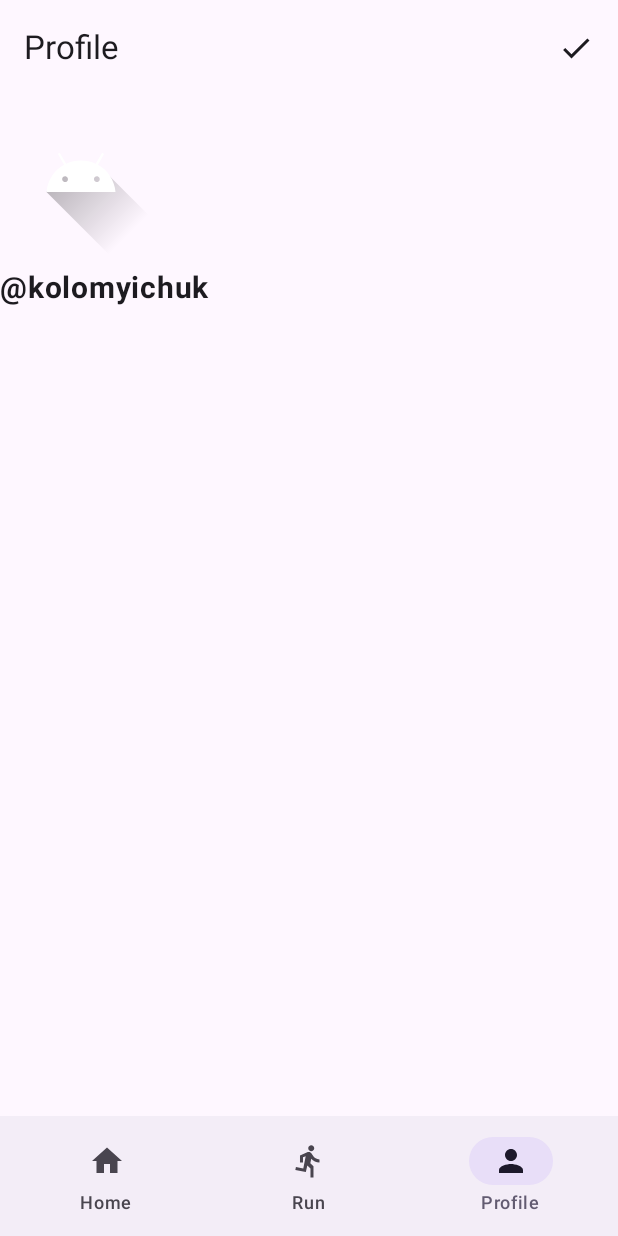
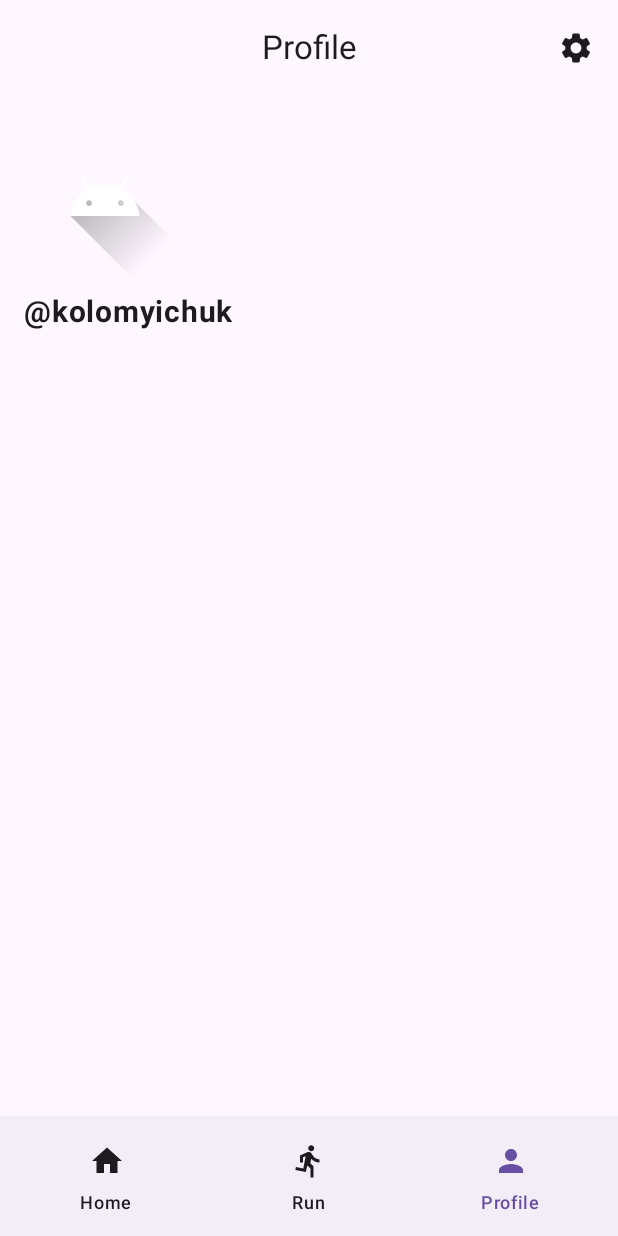
Before and after one commit to kolomyichuk/Runly, an Android app built with Jetpack Compose: the screen it shows after launch (MainActivity), item 3 of the bottom bar chosen, on a phone screen of 412 x 824 dp. Run offline under Robolectric (Android 15) with nearby library versions, the phone set to English and light mode, and no system bars; our stand-ins replace Dagger/Hilt's generated code, Timber.

Commit message:
Fix BottomNavMenu and TopBar and screen padding

```diff
--- a/app/src/main/java/kolomyichuk/runly/ui/components/BottomNavBar.kt
+++ b/app/src/main/java/kolomyichuk/runly/ui/components/BottomNavBar.kt
@@ -6,10 +6,13 @@ import androidx.compose.material.icons.filled.Home
 import androidx.compose.material.icons.filled.Person
 import androidx.compose.material3.BottomAppBar
 import androidx.compose.material3.Icon
+import androidx.compose.material3.MaterialTheme
 import androidx.compose.material3.NavigationBarItem
+import androidx.compose.material3.NavigationBarItemDefaults
 import androidx.compose.material3.Text
 import androidx.compose.runtime.Composable
 import androidx.compose.runtime.getValue
+import androidx.compose.ui.graphics.Color
 import androidx.compose.ui.graphics.vector.ImageVector
 import androidx.navigation.NavController
 import androidx.navigation.compose.currentBackStackEntryAsState
@@ -31,7 +34,15 @@ fun BottomNavigationBar(navController: NavController) {
                 icon = { Icon(item.icon, contentDescription = item.label) },
                 label = { Text(item.label) },
                 selected = currentRoute == item.route,
-                onClick = { navController.navigate(item.route) }
+                onClick = { navController.navigate(item.route) },
+                alwaysShowLabel = true,
+                colors = NavigationBarItemDefaults.colors(
+                    selectedIconColor = MaterialTheme.colorScheme.primary,
+                    unselectedIconColor = MaterialTheme.colorScheme.onBackground,
+                    selectedTextColor = MaterialTheme.colorScheme.primary,
+                    unselectedTextColor = MaterialTheme.colorScheme.onBackground,
+                    indicatorColor = Color.Transparent
+                )
             )
         }
     }
--- a/app/src/main/java/kolomyichuk/runly/ui/components/TopBar.kt
+++ b/app/src/main/java/kolomyichuk/runly/ui/components/TopBar.kt
@@ -2,7 +2,7 @@ package kolomyichuk.runly.ui.components
 
 import androidx.compose.material.icons.Icons
 import androidx.compose.material.icons.filled.ArrowBackIosNew
-import androidx.compose.material.icons.filled.Check
+import androidx.compose.material3.CenterAlignedTopAppBar
 import androidx.compose.material3.ExperimentalMaterial3Api
 import androidx.compose.material3.Icon
 import androidx.compose.material3.IconButton
@@ -22,7 +22,7 @@ fun TopBarApp(
     menuIcon: ImageVector? = null,
     onMenuClick: () -> Unit = {}
 ) {
-    TopAppBar(
+    CenterAlignedTopAppBar(
         title = {
             title?.let { text ->
                 Text(
@@ -55,7 +55,7 @@ fun TopBarApp(
             menuIcon?.let {
                 IconButton(onClick = onMenuClick) {
                     Icon(
-                        imageVector = Icons.Filled.Check,
+                        imageVector = menuIcon,
                         contentDescription = null
                     )
                 }
--- a/app/src/main/java/kolomyichuk/runly/ui/screens/HomeScreen.kt
+++ b/app/src/main/java/kolomyichuk/runly/ui/screens/HomeScreen.kt
@@ -7,6 +7,7 @@ import androidx.compose.material3.Scaffold
 import androidx.compose.material3.Text
 import androidx.compose.runtime.Composable
 import androidx.compose.ui.Modifier
+import androidx.compose.ui.unit.dp
 import kolomyichuk.runly.ui.components.TopBarApp
 
 @Composable
@@ -24,7 +25,7 @@ fun HomeScreen() {
 fun ContentHomeScreen(
 ) {
     Column(
-        modifier = Modifier.fillMaxSize()
+        modifier = Modifier.fillMaxSize().padding(16.dp)
     ) {
         Text("Home Screen Content")
     }
--- a/app/src/main/java/kolomyichuk/runly/ui/screens/ProfileScreen.kt
+++ b/app/src/main/java/kolomyichuk/runly/ui/screens/ProfileScreen.kt
@@ -37,7 +37,7 @@ fun ProfileScreen(
 fun ContentProfileScreen() {
     val username = "@kolomyichuk"
 
-    Column(modifier = Modifier.fillMaxSize()) {
+    Column(modifier = Modifier.fillMaxSize().padding(16.dp)) {
         Image(
             painter = painterResource(R.drawable.ic_launcher_foreground),
             contentDescription = "User Image"
--- a/app/src/main/java/kolomyichuk/runly/ui/screens/SettingsScreen.kt
+++ b/app/src/main/java/kolomyichuk/runly/ui/screens/SettingsScreen.kt
@@ -8,6 +8,7 @@ import androidx.compose.foundation.layout.Spacer
 import androidx.compose.foundation.layout.fillMaxSize
 import androidx.compose.foundation.layout.fillMaxWidth
 import androidx.compose.foundation.layout.height
+import androidx.compose.foundation.layout.padding
 import androidx.compose.material3.MaterialTheme
 import androidx.compose.material3.Text
 import androidx.compose.runtime.Composable
@@ -20,11 +21,11 @@ import kolomyichuk.runly.ui.components.TopBarApp
 
 @Composable
 fun SettingsScreen(
-    onBack:()->Unit,
+    onBack: () -> Unit,
     onNavigateToTheme: () -> Unit
 ) {
     Column(modifier = Modifier.fillMaxSize()) {
-        TopBarApp(title = "Settings")
+        TopBarApp(title = "Settings", onBackClick = onBack)
         ContentSettingsScreen(onNavigateToTheme = onNavigateToTheme)
     }
 }
@@ -34,6 +35,7 @@ fun ContentSettingsScreen(
     onNavigateToTheme: () -> Unit
 ) {
     Column(
+        modifier = Modifier.fillMaxSize().padding(16.dp),
         horizontalAlignment = Alignment.Start
     ) {
         Column(
--- a/app/src/main/java/kolomyichuk/runly/ui/screens/ThemeScreen.kt
+++ b/app/src/main/java/kolomyichuk/runly/ui/screens/ThemeScreen.kt
@@ -33,30 +33,29 @@ import kolomyichuk.runly.ui.viewmodel.ThemeViewModel
 
 @Composable
 fun ThemeScreen(
-    onBack:()->Unit,
-    viewModel:ThemeViewModel,
+    onBack: () -> Unit,
+    viewModel: ThemeViewModel,
 ) {
     Column(modifier = Modifier.fillMaxSize()) {
-        TopBarApp(title = "Theme")
+        TopBarApp(title = "Theme", onBackClick = onBack)
         ContentThemeScreen(viewModel = viewModel)
     }
 }
 
 @Composable
 fun ContentThemeScreen(
-    viewModel:ThemeViewModel
-){
+    viewModel: ThemeViewModel
+) {
     val currentTheme by viewModel.themeFlow.collectAsState()
 
     Column(
         modifier = Modifier
             .fillMaxSize()
-            .background(MaterialTheme.colorScheme.background)
+            .padding(16.dp)
     ) {
         Column(
             modifier = Modifier
                 .fillMaxSize()
-                .padding(16.dp)
         ) {
             Text(
                 "Choice Theme",
```
